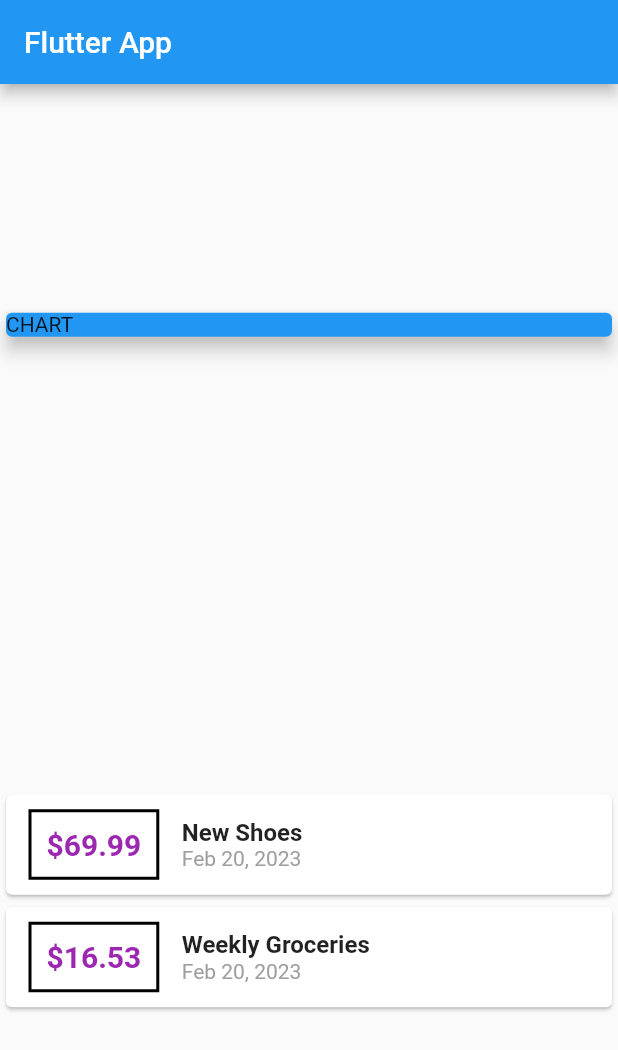
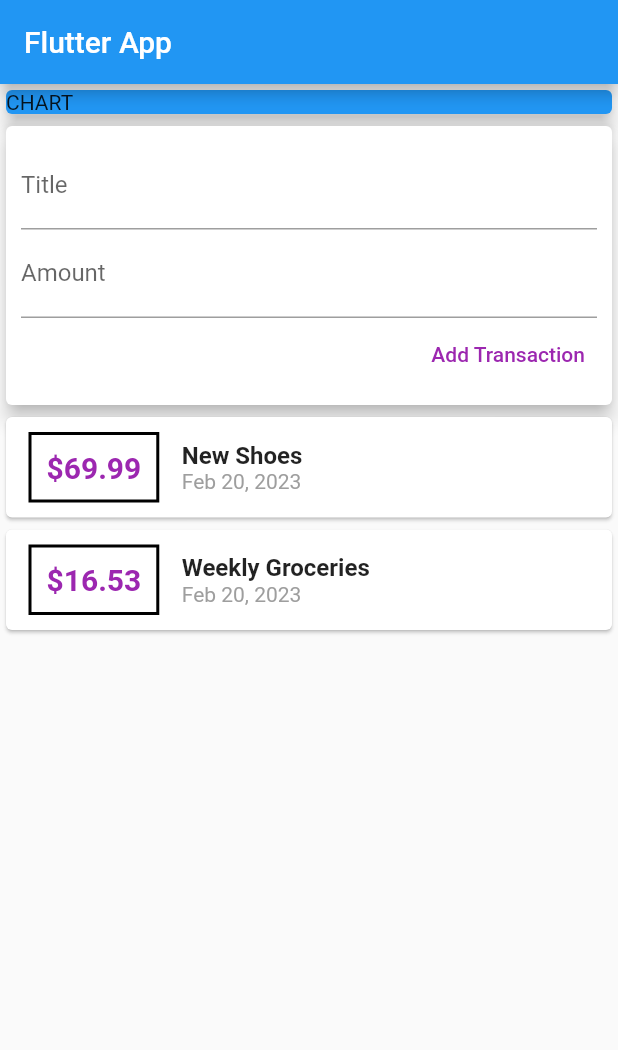
Before and after one commit to mdecosto/flutter_-_dart, a Flutter app: the screen it shows after launch, on a phone screen of 412 x 824 dp. Shown: the top 1050 px of the screen. Run offline on Flutter 3.47's test engine with Material 2 defaults, Android fonts, the phone set to English and light mode, and no system bars.

Commit message:
Section 4 6

```diff
--- a/flutter_complete_guide/lib/main.dart
+++ b/flutter_complete_guide/lib/main.dart
@@ -33,7 +33,7 @@ class MyHomePage extends StatelessWidget {
         title: Text('Flutter App'),
       ),
       body: Column(
-        mainAxisAlignment: MainAxisAlignment.spaceAround,
+        // mainAxisAlignment: MainAxisAlignment.start,
         crossAxisAlignment: CrossAxisAlignment.stretch,
         children: <Widget>[
           Container(
@@ -42,6 +42,34 @@ class MyHomePage extends StatelessWidget {
               color: Colors.blue,
               child: Text("CHART"),
               elevation: 5,
+            ),
+          ),
+          Card(
+            elevation: 5,
+            child: Container(
+              padding: EdgeInsets.all(10),
+              child: Column(
+                crossAxisAlignment: CrossAxisAlignment.end,
+                children: <Widget>[
+                  TextField(
+                    decoration: InputDecoration(
+                      labelText: 'Title',
+                    ),
+                  ),
+                  TextField(
+                    decoration: InputDecoration(
+                      labelText: 'Amount',
+                    ),
+                  ),
+                  TextButton(
+                    child: Text(
+                      'Add Transaction',
+                      style: TextStyle(color: Colors.purple),
+                    ),
+                    onPressed: () {},
+                  ),
+                ],
+              ),
             ),
           ),
           Column(
```
